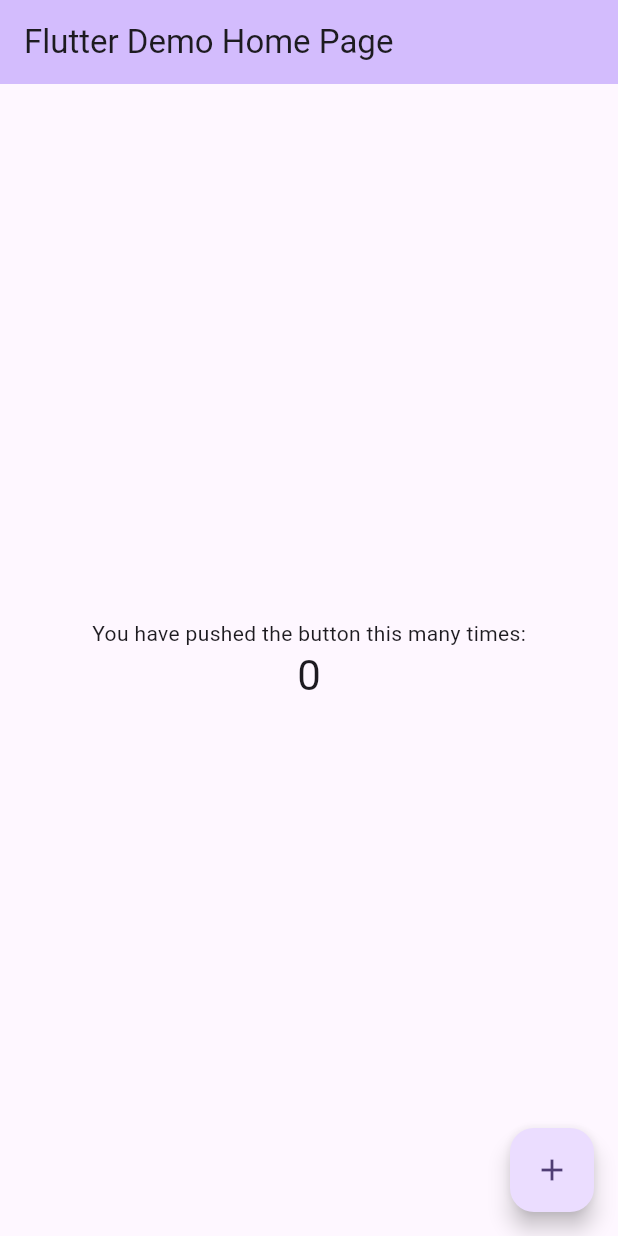
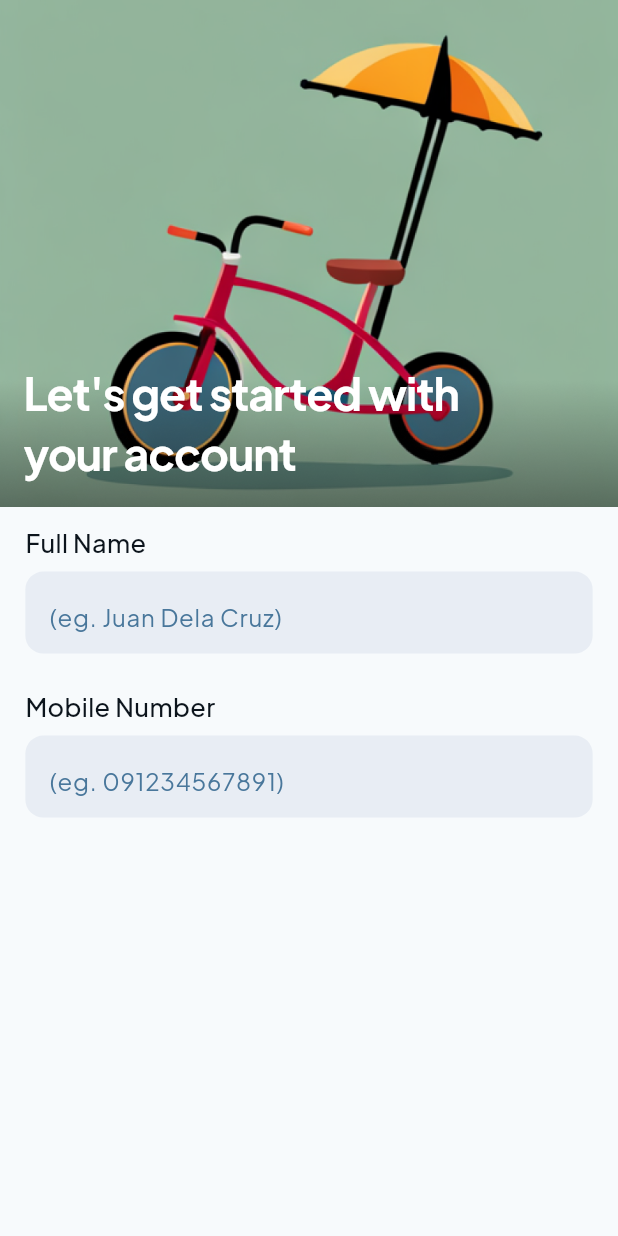
Before and after one commit to drewsix9/TrikeRight, a Flutter app: the screen it shows after launch, on a phone screen of 412 x 824 dp. Run offline on Flutter 3.47's test engine with Material 3 defaults, Android fonts, the light colour scheme and no system bars; our stand-ins replace flutter_screenutil.

Commit message:
Add Flutter ScreenUtil, TrikeRight theme and started user_setup_page

```diff
--- /dev/null
+++ b/lib/core/themes/custom_themes.dart/text_theme.dart
@@ -0,0 +1,27 @@
+import 'package:flutter/material.dart';
+import 'package:flutter_screenutil/flutter_screenutil.dart';
+
+class AppTextTheme {
+  AppTextTheme._();
+
+  static TextTheme lightTextTheme = TextTheme(
+    // Let's get started with your account
+    headlineMedium: const TextStyle().copyWith(
+      color: Colors.white,
+      fontSize: 28.sp,
+      fontFamily: 'Plus Jakarta Sans',
+      fontWeight: FontWeight.w700,
+      height: 0.04.h,
+      letterSpacing: -0.70,
+    ),
+    // Full Name, Mobile number
+    bodyMedium: const TextStyle().copyWith(
+      color: const Color(0xFF0C141C),
+      fontSize: 16.sp,
+      fontFamily: 'Plus Jakarta Sans',
+      fontWeight: FontWeight.w500,
+      height: 0.09.h,
+    ),
+  );
+  static TextTheme darkTextTheme = const TextTheme();
+}
--- /dev/null
+++ b/lib/core/themes/trikeright_theme.dart
@@ -0,0 +1,14 @@
+import 'package:flutter/material.dart';
+
+class AppTheme {
+  AppTheme._();
+
+  static ThemeData lightTheme = ThemeData(
+    useMaterial3: true,
+    fontFamily: 'Plus Jakarta Sans',
+    brightness: Brightness.light,
+    scaffoldBackgroundColor: const Color(0xFFF7FAFC),
+    // textTheme: AppTextTheme.lightTextTheme,
+  );
+  static ThemeData darkTheme = ThemeData();
+}
--- /dev/null
+++ b/lib/features/user_setup/presentation/pages/user_setup_page.dart
@@ -0,0 +1,68 @@
+import 'package:flutter/material.dart';
+import 'package:flutter_screenutil/flutter_screenutil.dart';
+import 'package:trikeright/features/user_setup/presentation/widgets/labled_textfield.dart';
+import 'package:trikeright/features/user_setup/presentation/widgets/my_text_field.dart';
+
+class UserSetupPage extends StatefulWidget {
+  const UserSetupPage({super.key});
+
+  @override
+  State<UserSetupPage> createState() => _UserSetupPageState();
+}
+
+class _UserSetupPageState extends State<UserSetupPage> {
+  final TextEditingController fullNameController = TextEditingController();
+  final TextEditingController mobileNumberController = TextEditingController();
+
+  @override
+  Widget build(BuildContext context) {
+    return Scaffold(
+      resizeToAvoidBottomInset: false,
+      body: Column(
+        children: [
+          // Image and text
+          Stack(
+            children: [
+              Image.asset(
+                  'lib/features/user_setup/presentation/utils/images/bicycle.png'),
+              Positioned(
+                left: 16,
+                bottom: 16,
+                child: Text(
+                  'Let\'s get started with\nyour account',
+                  style: TextStyle(
+                    color: Colors.white,
+                    fontSize: 28.sp,
+                    fontFamily: 'Plus Jakarta Sans',
+                    fontWeight: FontWeight.w700,
+                    height: 1.4.h,
+                    letterSpacing: -0.70,
+                  ),
+                  maxLines: 2,
+                ),
+              )
+            ],
+          ),
+          // Full name
+          SizedBox(height: 12.h),
+          const LabelTextField(label: 'Full Name'),
+          SizedBox(height: 8.h),
+          // Textfield for full name
+          MyTextField(
+            hintText: '(eg. Juan Dela Cruz)',
+            controller: fullNameController,
+          ),
+          SizedBox(height: 24.h),
+          const LabelTextField(label: 'Mobile Number'),
+          SizedBox(height: 8.h),
+          // Textfield for Mobile Number
+          MyTextField(
+            hintText: '(eg. 091234567891)',
+            controller: mobileNumberController,
+          ),
+          SizedBox(height: 24.h),
+        ],
+      ),
+    );
+  }
+}
--- /dev/null
+++ b/lib/features/user_setup/presentation/widgets/labled_textfield.dart
@@ -0,0 +1,31 @@
+import 'package:flutter/material.dart';
+import 'package:flutter_screenutil/flutter_screenutil.dart';
+
+class LabelTextField extends StatelessWidget {
+  final String label;
+
+  const LabelTextField({
+    super.key,
+    required this.label,
+  });
+
+  @override
+  Widget build(BuildContext context) {
+    return Padding(
+      padding: EdgeInsets.only(left: 16.w, right: 16.w),
+      child: SizedBox(
+        width: 358.w,
+        height: 24.h,
+        child: Text(
+          label,
+          style: TextStyle(
+            color: const Color(0xFF0C141C),
+            fontSize: 16.sp,
+            fontFamily: 'Plus Jakarta Sans',
+            fontWeight: FontWeight.w500,
+          ),
+        ),
+      ),
+    );
+  }
+}
--- /dev/null
+++ b/lib/features/user_setup/presentation/widgets/my_text_field.dart
@@ -0,0 +1,42 @@
+import 'package:flutter/material.dart';
+import 'package:flutter_screenutil/flutter_screenutil.dart';
+
+class MyTextField extends StatelessWidget {
+  final String hintText;
+  final TextEditingController controller;
+
+  const MyTextField({
+    super.key,
+    required this.hintText,
+    required this.controller,
+  });
+
+  @override
+  Widget build(BuildContext context) {
+    return Container(
+      width: 358.w,
+      height: 56.h,
+      decoration: BoxDecoration(
+        color: const Color(0xFFE8EDF4),
+        borderRadius: BorderRadius.circular(12),
+      ),
+      child: Padding(
+        padding: const EdgeInsets.all(16),
+        child: TextField(
+          controller: controller,
+          decoration: InputDecoration(
+            hintText: hintText,
+            hintStyle: const TextStyle(
+              color: Color(0xFF49779B),
+              fontSize: 16,
+              fontFamily: 'Plus Jakarta Sans',
+              fontWeight: FontWeight.w400,
+              height: 0.09,
+            ),
+            border: InputBorder.none,
+          ),
+        ),
+      ),
+    );
+  }
+}
--- a/lib/main.dart
+++ b/lib/main.dart
@@ -1,4 +1,7 @@
 import 'package:flutter/material.dart';
+import 'package:flutter_screenutil/flutter_screenutil.dart';
+import 'package:trikeright/core/themes/trikeright_theme.dart';
+import 'package:trikeright/features/user_setup/presentation/pages/user_setup_page.dart';
 
 void main() {
   runApp(const MyApp());
@@ -10,116 +13,15 @@
   // This widget is the root of your application.
   @override
   Widget build(BuildContext context) {
-    return MaterialApp(
-      title: 'Flutter Demo',
-      theme: ThemeData(
-        // This is the theme of your application.
-        //
-        // TRY THIS: Try running your application with "flutter run". You'll see
-        // the application has a purple toolbar. Then, without quitting the app,
-        // try changing the seedColor in the colorScheme below to Colors.green
-        // and then invoke "hot reload" (save your changes or press the "hot
-        // reload" button in a Flutter-supported IDE, or press "r" if you used
-        // the command line to start the app).
-        //
-        // Notice that the counter didn't reset back to zero; the application
-        // state is not lost during the reload. To reset the state, use hot
-        // restart instead.
-        //
-        // This works for code too, not just values: Most code changes can be
-        // tested with just a hot reload.
-        colorScheme: ColorScheme.fromSeed(seedColor: Colors.deepPurple),
-        useMaterial3: true,
+    return ScreenUtilInit(
+      designSize: const Size(390, 844),
+      builder: (context, child) => MaterialApp(
+        debugShowCheckedModeBanner: false,
+        title: 'TrikeRight',
+        theme: AppTheme.lightTheme,
+        darkTheme: AppTheme.darkTheme,
+        home: const UserSetupPage(),
       ),
-      home: const MyHomePage(title: 'Flutter Demo Home Page'),
     );
   }
 }
-
-class MyHomePage extends StatefulWidget {
-  const MyHomePage({super.key, required this.title});
-
-  // This widget is the home page of your application. It is stateful, meaning
-  // that it has a State object (defined below) that contains fields that affect
-  // how it looks.
-
-  // This class is the configuration for the state. It holds the values (in this
-  // case the title) provided by the parent (in this case the App widget) and
-  // used by the build method of the State. Fields in a Widget subclass are
-  // always marked "final".
-
-  final String title;
-
-  @override
-  State<MyHomePage> createState() => _MyHomePageState();
-}
-
-class _MyHomePageState extends State<MyHomePage> {
-  int _counter = 0;
-
-  void _incrementCounter() {
-    setState(() {
-      // This call to setState tells the Flutter framework that something has
-      // changed in this State, which causes it to rerun the build method below
-      // so that the display can reflect the updated values. If we changed
-      // _counter without calling setState(), then the build method would not be
-      // called again, and so nothing would appear to happen.
-      _counter++;
-    });
-  }
-
-  @override
-  Widget build(BuildContext context) {
-    // This method is rerun every time setState is called, for instance as done
-    // by the _incrementCounter method above.
-    //
-    // The Flutter framework has been optimized to make rerunning build methods
-    // fast, so that you can just rebuild anything that needs updating rather
-    // than having to individually change instances of widgets.
-    return Scaffold(
-      appBar: AppBar(
-        // TRY THIS: Try changing the color here to a specific color (to
-        // Colors.amber, perhaps?) and trigger a hot reload to see the AppBar
-        // change color while the other colors stay the same.
-        backgroundColor: Theme.of(context).colorScheme.inversePrimary,
-        // Here we take the value from the MyHomePage object that was created by
-        // the App.build method, and use it to set our appbar title.
-        title: Text(widget.title),
-      ),
-      body: Center(
-        // Center is a layout widget. It takes a single child and positions it
-        // in the middle of the parent.
-        child: Column(
-          // Column is also a layout widget. It takes a list of children and
-          // arranges them vertically. By default, it sizes itself to fit its
-          // children horizontally, and tries to be as tall as its parent.
-          //
-          // Column has various properties to control how it sizes itself and
-          // how it positions its children. Here we use mainAxisAlignment to
-          // center the children vertically; the main axis here is the vertical
-          // axis because Columns are vertical (the cross axis would be
-          // horizontal).
-          //
-          // TRY THIS: Invoke "debug painting" (choose the "Toggle Debug Paint"
-          // action in the IDE, or press "p" in the console), to see the
-          // wireframe for each widget.
-          mainAxisAlignment: MainAxisAlignment.center,
-          children: <Widget>[
-            const Text(
-              'You have pushed the button this many times:',
-            ),
-            Text(
-              '$_counter',
-              style: Theme.of(context).textTheme.headlineMedium,
-            ),
-          ],
-        ),
-      ),
-      floatingActionButton: FloatingActionButton(
-        onPressed: _incrementCounter,
-        tooltip: 'Increment',
-        child: const Icon(Icons.add),
-      ), // This trailing comma makes auto-formatting nicer for build methods.
-    );
-  }
-}
```
Also changed, not shown: pubspec.yaml (+7 -8 lines), lib/core/fonts/PlusJakartaSans-VariableFont_wght.ttf (added), lib/features/user_setup/presentation/utils/images/bicycle.png (added), pubspec.lock.
